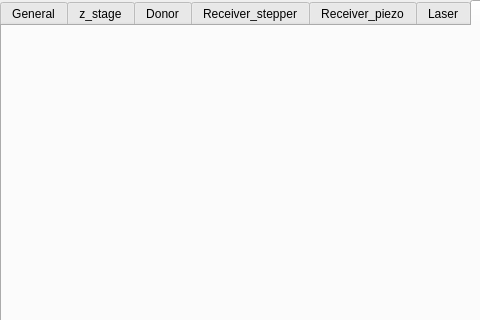
Before: the Qt Designer form Qt_interface/LIFT_GUI.ui in rp100057/UT_GUI, drawn with Qt 5; both pictures show x 0 to 480 and y 0 to 320 of the 800 by 600 pixel window.
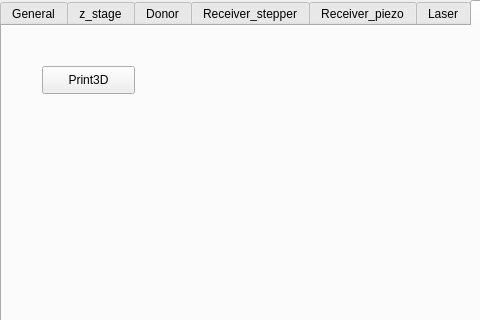
After: the same form once the commit is applied. The open tabs and pages were chosen to show the change.

Commit message: added super controller

```diff
--- a/Qt_interface/LIFT_GUI.ui
+++ b/Qt_interface/LIFT_GUI.ui
@@ -662,6 +662,19 @@
      <attribute name="title">
       <string>Scripts</string>
      </attribute>
+     <widget class="QPushButton" name="pushButton_super_print3D">
+      <property name="geometry">
+       <rect>
+        <x>40</x>
+        <y>40</y>
+        <width>93</width>
+        <height>28</height>
+       </rect>
+      </property>
+      <property name="text">
+       <string>Print3D</string>
+      </property>
+     </widget>
     </widget>
    </widget>
   </widget>
```
The commit also changes 5 other files.
